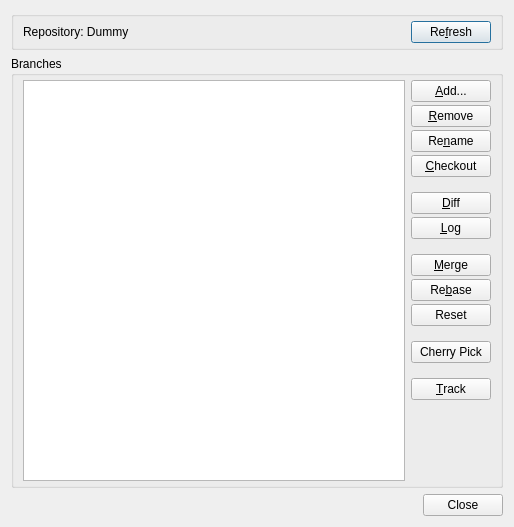
The window that src/plugins/git/branchdialog.ui (qt-creator/qt-creator) describes before a commit, drawn with Qt 5.
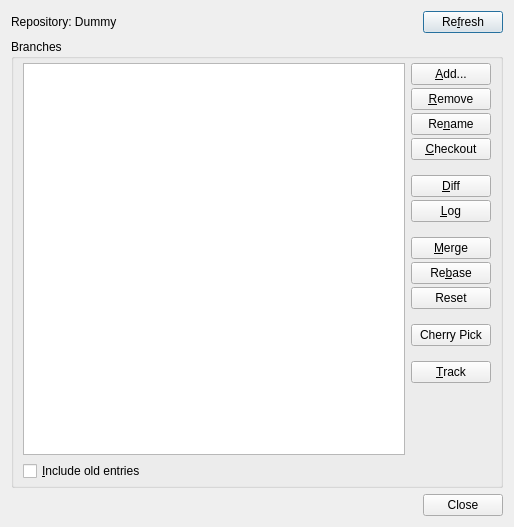
The same window after the commit.

Commit message:
Git: Hide obsolete branches by default in branches dialog
Task-number: QTCREATORBUG-15544

What changed in the file:
```diff
--- a/src/plugins/git/branchdialog.ui
+++ b/src/plugins/git/branchdialog.ui
@@ -15,14 +15,7 @@
   </property>
   <layout class="QVBoxLayout" name="verticalLayout_3">
    <item>
-    <widget class="QGroupBox" name="infoGroupBox">
      <layout class="QHBoxLayout" name="horizontalLayout">
-      <property name="topMargin">
-       <number>4</number>
-      </property>
-      <property name="bottomMargin">
-       <number>4</number>
-      </property>
       <item>
        <widget class="QLabel" name="repositoryLabel">
         <property name="text">
@@ -44,7 +37,6 @@
        </widget>
       </item>
      </layout>
-    </widget>
    </item>
    <item>
     <widget class="QGroupBox" name="localBranchGroupBox">
@@ -59,6 +51,8 @@
        <number>4</number>
       </property>
       <item>
+       <layout class="QVBoxLayout" name="verticalLayout_6">
+        <item>
        <widget class="QTreeView" name="branchView">
         <property name="rootIsDecorated">
          <bool>false</bool>
@@ -72,6 +66,15 @@
        </widget>
       </item>
       <item>
+         <widget class="QCheckBox" name="includeOldCheckBox">
+          <property name="text">
+           <string>&amp;Include old entries</string>
+          </property>
+         </widget>
+        </item>
+       </layout>
+      </item>
+      <item>
        <layout class="QVBoxLayout" name="verticalLayout">
         <property name="spacing">
          <number>15</number>
```
Left out of the diff: 5 changed lines with no effect on the pictures. Lines whose indentation alone changed are shown as unchanged. The commit also changes 5 other files.
